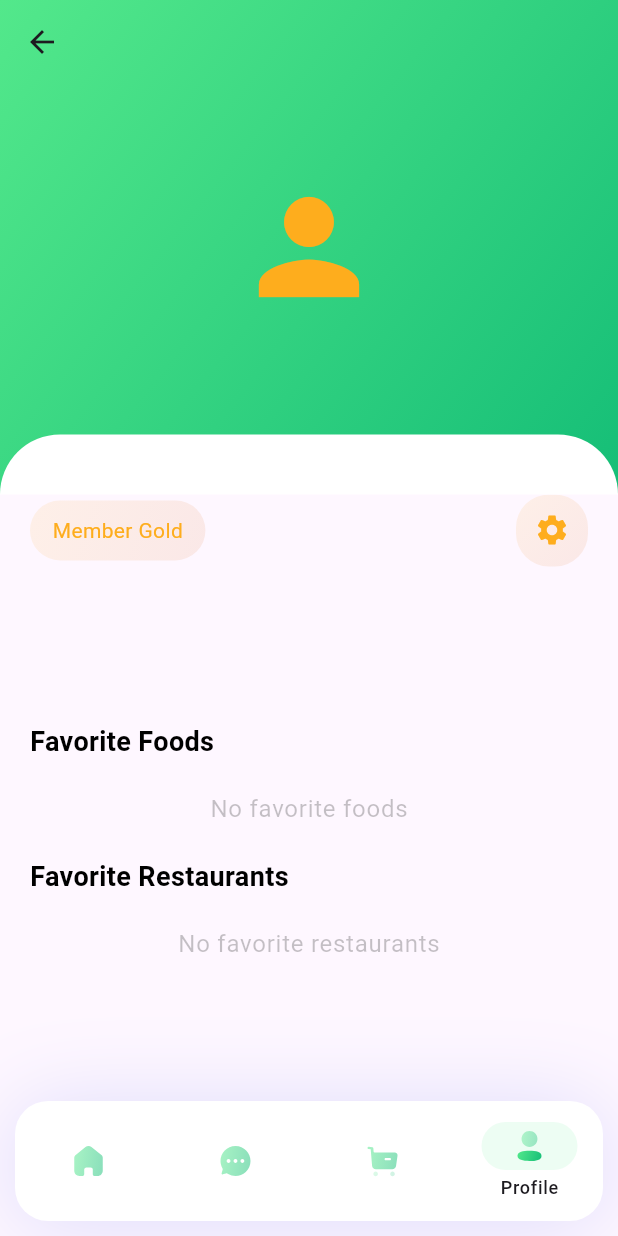
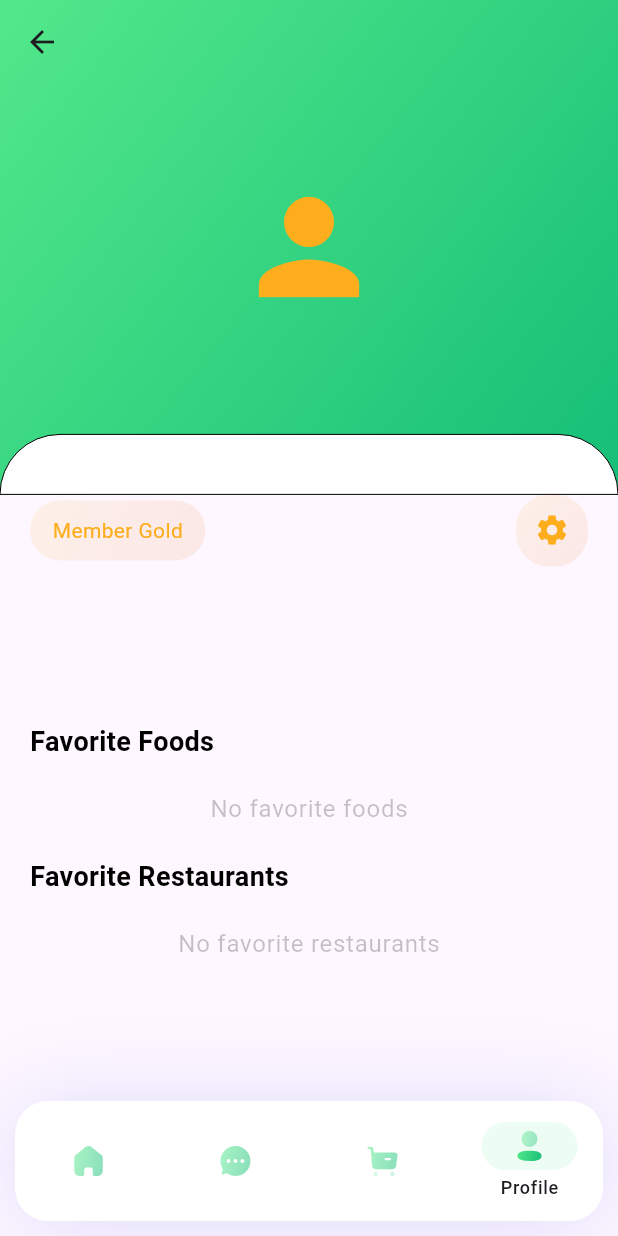
Before and after one commit to ShokhrukhbekYuldoshev/Food-Ninja, a Flutter app: the HomeScreen screen opened by its route, item 4 of the bottom bar chosen, on a phone screen of 412 x 824 dp. Run offline on Flutter 3.47's test engine with Material 2 defaults, Android fonts, the phone set to English and light mode, and no system bars; our stand-ins replace bloc, cloud_firestore, dio, equatable, firebase_auth, firebase_core and 11 more; accounts and stored records are empty.

Commit message:
Bug fixes and improvements

```diff
--- a/lib/main.dart
+++ b/lib/main.dart
@@ -86,7 +86,6 @@ class MyApp extends StatelessWidget {
         }
 
         return MaterialApp(
-          debugShowCheckedModeBanner: false,
           title: "Food Ninja",
           theme: themeData,
           onGenerateRoute: AppRouter.onGenerateRoute,
--- a/lib/ui/screens/explore/food_details_screen.dart
+++ b/lib/ui/screens/explore/food_details_screen.dart
@@ -112,6 +112,7 @@ class _FoodDetailsScreenState extends State<FoodDetailsScreen> {
                           topLeft: Radius.circular(50),
                           topRight: Radius.circular(50),
                         ),
+                        border: Border.all(width: 0),
                       ),
                     ),
                   )
--- a/lib/ui/screens/explore/restaurant_details_screen.dart
+++ b/lib/ui/screens/explore/restaurant_details_screen.dart
@@ -114,6 +114,7 @@ class _RestaurantDetailsScreenState extends State<RestaurantDetailsScreen> {
                             topLeft: Radius.circular(50),
                             topRight: Radius.circular(50),
                           ),
+                          border: Border.all(width: 0),
                         ),
                       ),
                     )
--- a/lib/ui/screens/home/profile_screen.dart
+++ b/lib/ui/screens/home/profile_screen.dart
@@ -71,6 +71,7 @@ class _ProfileScreenState extends State<ProfileScreen> {
                               topLeft: Radius.circular(50),
                               topRight: Radius.circular(50),
                             ),
+                            border: Border.all(width: 0),
                           ),
                         ),
                       )
```
